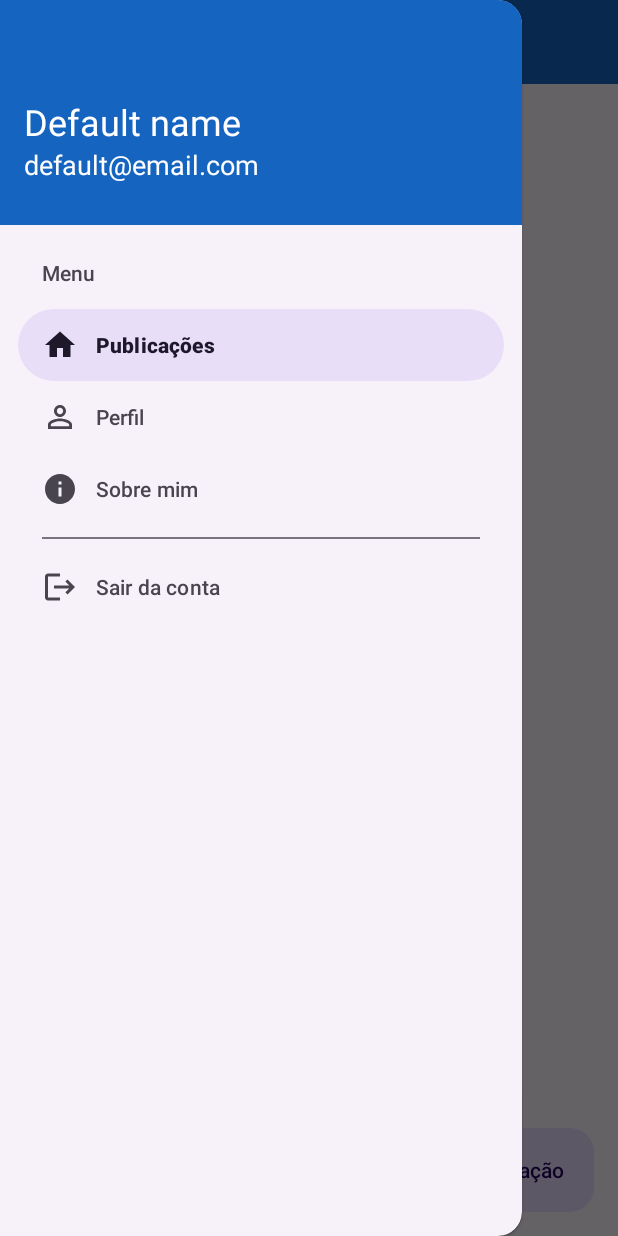
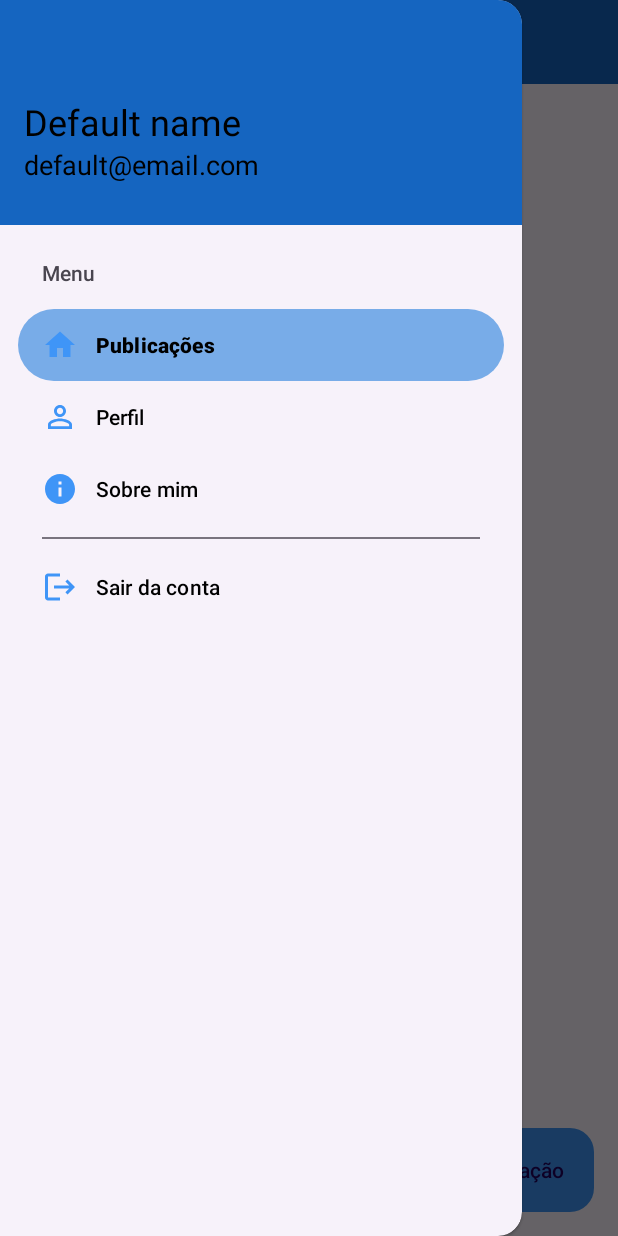
Before and after one commit to dgraca/Blog-Dam-App, an Android app: the MainActivity screen opened directly, with no data from a screen before it, with the side drawer open, on a phone screen of 412 x 824 dp. Run offline under Robolectric (Android 15) with nearby library versions, the phone set to English and light mode, and no system bars; 1 statement that could not run was skipped.

Commit message:
Colours adjusted for light and dark mode

```diff
--- a/app/src/main/java/com/danielgraca/blog_dam_app/ui/activity/AuthActivity.kt
+++ b/app/src/main/java/com/danielgraca/blog_dam_app/ui/activity/AuthActivity.kt
@@ -10,6 +10,7 @@ import android.view.View
 import android.widget.RelativeLayout
 import android.widget.TextView
 import android.widget.Toast
+import androidx.core.content.ContextCompat
 import androidx.core.widget.doBeforeTextChanged
 import com.danielgraca.blog_dam_app.R
 import com.danielgraca.blog_dam_app.model.data.LoginData
@@ -48,6 +49,9 @@ class AuthActivity : AppCompatActivity() {
     override fun onCreate(savedInstanceState: Bundle?) {
         super.onCreate(savedInstanceState)
         setContentView(R.layout.activity_auth)
+
+        // Set status bar color
+        window.statusBarColor = ContextCompat.getColor(this, R.color.toolbar)
 
         // Get references to UI elements
         btnAction = findViewById(R.id.btnAction)
--- a/app/src/main/java/com/danielgraca/blog_dam_app/ui/activity/MainActivity.kt
+++ b/app/src/main/java/com/danielgraca/blog_dam_app/ui/activity/MainActivity.kt
@@ -1,12 +1,16 @@
 package com.danielgraca.blog_dam_app.ui.activity
 
 import android.content.Intent
-import androidx.appcompat.app.AppCompatActivity
+import android.content.res.ColorStateList
+import android.content.res.Configuration
+import android.graphics.PorterDuff
 import android.os.Bundle
-import android.util.Log
+import android.view.Menu
 import android.widget.TextView
 import androidx.appcompat.app.ActionBarDrawerToggle
+import androidx.appcompat.app.AppCompatActivity
 import androidx.appcompat.widget.Toolbar
+import androidx.core.content.ContextCompat
 import androidx.core.view.GravityCompat
 import androidx.drawerlayout.widget.DrawerLayout
 import androidx.fragment.app.Fragment
@@ -43,6 +47,9 @@ class MainActivity : AppCompatActivity(), NavigationView.OnNavigationItemSelecte
 
         // Get reference to drawer layout
         drawerLayout = findViewById<DrawerLayout>(R.id.drawer_layout)
+
+        // Set status bar color
+        window.statusBarColor = ContextCompat.getColor(this, R.color.toolbar)
 
         // Initialize and set the toolbar
         val toolbar = findViewById<Toolbar>(R.id.toolbar)
--- a/app/src/main/res/layout/activity_main.xml
+++ b/app/src/main/res/layout/activity_main.xml
@@ -18,7 +18,7 @@
             android:id="@+id/toolbar"
             android:layout_width="match_parent"
             android:layout_height="56dp"
-            android:background="#1565C0" />
+            android:background="@color/toolbar" />
 
         <FrameLayout
             android:id="@+id/fragment_container"
@@ -33,6 +33,8 @@
         android:id="@+id/navigation_view"
         android:layout_gravity="start"
         app:headerLayout="@layout/navigation_header"
-        app:menu="@menu/navigation_drawer" />
+        app:menu="@menu/navigation_drawer"
+        app:itemIconTint="?android:attr/colorPrimary"
+        app:itemTextColor="?android:attr/textColorPrimary" />
 
 </androidx.drawerlayout.widget.DrawerLayout>
--- a/app/src/main/res/layout/fragment_about_me.xml
+++ b/app/src/main/res/layout/fragment_about_me.xml
@@ -1,5 +1,6 @@
 <LinearLayout
     xmlns:android="http://schemas.android.com/apk/res/android"
+    xmlns:app="http://schemas.android.com/apk/res-auto"
     xmlns:tools="http://schemas.android.com/tools"
     android:layout_width="match_parent"
     android:layout_height="match_parent"
@@ -14,7 +15,8 @@
         android:layout_width="180dp"
         android:layout_height="180dp"
         android:src="@drawable/daniel"
-        android:scaleType="centerCrop" />
+        android:scaleType="centerCrop"
+        app:tint="@android:color/transparent" />
 
     <TextView
         android:id="@+id/authorNameTextView"
--- a/app/src/main/res/layout/fragment_post_detail.xml
+++ b/app/src/main/res/layout/fragment_post_detail.xml
@@ -1,6 +1,7 @@
 <?xml version="1.0" encoding="utf-8"?>
 <RelativeLayout
     xmlns:android="http://schemas.android.com/apk/res/android"
+    xmlns:app="http://schemas.android.com/apk/res-auto"
     android:layout_width="match_parent"
     android:layout_height="wrap_content">
 
@@ -23,7 +24,7 @@
                 android:layout_height="194dp"
                 android:scaleType="centerCrop"
                 android:contentDescription="@string/post_image_description"
-                />
+                app:tint="@android:color/transparent" />
 
             <ScrollView
                 android:layout_width="match_parent"
--- a/app/src/main/res/layout/fragment_post_form.xml
+++ b/app/src/main/res/layout/fragment_post_form.xml
@@ -84,7 +84,8 @@
             android:layout_height="200dp"
             android:layout_below="@id/btnSendForm"
             android:layout_marginTop="16dp"
-            android:scaleType="centerCrop" />
+            android:scaleType="centerCrop"
+            app:tint="@android:color/transparent" />
 
     </RelativeLayout>
 
--- a/app/src/main/res/layout/fragment_posts.xml
+++ b/app/src/main/res/layout/fragment_posts.xml
@@ -23,7 +23,8 @@
             android:layout_marginBottom="16dp"
             android:layout_marginEnd="16dp"
             android:text="@string/post_create"
-            app:icon="@drawable/baseline_add_24" />
+            app:icon="@drawable/baseline_add_24"
+            app:backgroundTint="?attr/colorAccent" />
     </RelativeLayout>
 
     <!--  Spinner Overlay   -->
--- a/app/src/main/res/layout/fragment_user.xml
+++ b/app/src/main/res/layout/fragment_user.xml
@@ -94,7 +94,8 @@
             android:layout_alignParentBottom="true"
             android:layout_alignParentEnd="true"
             android:text="@string/edit_delete_action"
-            app:icon="@drawable/baseline_delete_outline_24" />
+            app:icon="@drawable/baseline_delete_outline_24"
+            app:backgroundTint="?attr/colorAccent" />
     </RelativeLayout>
 
     <!--  Spinner Overlay   -->
--- a/app/src/main/res/layout/navigation_header.xml
+++ b/app/src/main/res/layout/navigation_header.xml
@@ -2,7 +2,7 @@
 <LinearLayout xmlns:android="http://schemas.android.com/apk/res/android"
     android:layout_width="match_parent"
     android:layout_height="150dp"
-    android:background="#1565C0"
+    android:background="@color/toolbar"
     android:gravity="bottom"
     android:orientation="vertical"
     android:padding="16dp">
@@ -14,15 +14,15 @@
         android:layout_height="wrap_content"
         android:text="@string/navigation_username"
         android:textSize="24sp"
-        android:textColor="#fff" />
+        android:textColor="?android:attr/textColorPrimary" />
     <TextView
         android:id="@+id/tvUserEmail"
         android:layout_width="match_parent"
         android:layout_height="wrap_content"
         android:text="@string/navigation_email"
         android:textSize="18sp"
-        android:textColor="#fff"
-        android:layout_marginBottom="12dp"/>
+        android:layout_marginBottom="12dp"
+        android:textColor="?android:attr/textColorPrimary" />
 
 
 </LinearLayout>
--- a/app/src/main/res/layout/post.xml
+++ b/app/src/main/res/layout/post.xml
@@ -1,6 +1,7 @@
 <?xml version="1.0" encoding="utf-8"?>
 <com.google.android.material.card.MaterialCardView
     xmlns:android="http://schemas.android.com/apk/res/android"
+    xmlns:app="http://schemas.android.com/apk/res-auto"
     android:id="@+id/post_card"
     android:layout_width="match_parent"
     android:layout_height="wrap_content"
@@ -18,7 +19,7 @@
             android:layout_height="194dp"
             android:scaleType="centerCrop"
             android:contentDescription="@string/post_image_description"
-            />
+            app:tint="@android:color/transparent" />
 
         <LinearLayout
             android:layout_width="match_parent"
--- a/app/src/main/res/menu/navigation_drawer.xml
+++ b/app/src/main/res/menu/navigation_drawer.xml
@@ -7,17 +7,19 @@
 -->
 <menu xmlns:android="http://schemas.android.com/apk/res/android"
     xmlns:tools="http://schemas.android.com/tools"
+    xmlns:app="http://schemas.android.com/apk/res-auto"
     tools:showIn="navigation_view">
 
     <item
         android:id="@+id/main_item"
-        android:title="@string/subheader_title">
+        android:title="@string/subheader_title" >
         <menu>
             <item
                 android:id="@+id/navigation_home"
                 android:icon="@drawable/baseline_home_24"
                 android:title="@string/home_page"
-                android:checkable="true"/>
+                android:checkable="true"
+                app:itemIconTint="?android:attr/colorPrimary" />
             <item
                 android:id="@+id/navigation_user"
                 android:icon="@drawable/baseline_person_outline_24"
--- a/app/src/main/res/menu/toolbar_menu.xml
+++ b/app/src/main/res/menu/toolbar_menu.xml
@@ -5,7 +5,6 @@
         android:id="@+id/toolbar_action_edit"
         android:icon="@drawable/baseline_edit_24"
         app:showAsAction="ifRoom"
-        android:tint="@color/white"
         android:title="@string/toolbar_edit"
         android:visible="false"/>
 
@@ -13,7 +12,6 @@
         android:id="@+id/toolbar_action_delete"
         android:icon="@drawable/baseline_delete_outline_24"
         app:showAsAction="ifRoom"
-        android:tint="@color/white"
         android:title="@string/toolbar_delete"
         android:visible="false"/>
 </menu>
--- a/app/src/main/res/values-night/themes.xml
+++ b/app/src/main/res/values-night/themes.xml
@@ -1,7 +1,16 @@
 <resources xmlns:tools="http://schemas.android.com/tools">
     <!-- Base application theme. -->
     <style name="Base.Theme.BlogDamApp" parent="Theme.Material3.DayNight.NoActionBar">
-        <!-- Customize your dark theme here. -->
-        <!-- <item name="colorPrimary">@color/my_dark_primary</item> -->
+        <item name="colorPrimary">@color/my_dark_primary</item>
+        <item name="colorPrimaryVariant">@color/my_dark_primary_variant</item>
+        <item name="colorError">@color/my_dark_error</item>
+        <item name="android:textColorPrimary">@color/my_dark_text_primary</item>
+        <item name="android:textColor">@color/my_dark_text_primary</item>
+        <item name="android:tint">@color/my_dark_text_primary</item>
+        <item name="android:colorAccent">@color/my_dark_primary</item>
+        <item name="colorAccent">@color/my_dark_primary</item>
+        <item name="colorSecondaryContainer">@color/my_dark_secondary</item>
+        <item name="colorPrimaryContainer">@color/my_dark_text_primary</item>
+        <item name="colorOnSurface">@color/my_dark_text_primary</item>
     </style>
 </resources>
--- a/app/src/main/res/values/colors.xml
+++ b/app/src/main/res/values/colors.xml
@@ -2,4 +2,22 @@
 <resources>
     <color name="black">#FF000000</color>
     <color name="white">#FFFFFFFF</color>
+    <color name="toolbar">#1565C0</color>
+
+    <!--  light mode  -->
+    <color name="my_light_primary">#3F95F7</color>
+    <color name="my_light_primary_variant">#1B65CC</color>
+    <color name="my_light_secondary">#78ACE8</color>
+    <color name="my_light_error">#B00020</color>
+    <color name="my_light_text_primary">#000000</color>
+    <color name="my_light_icon_tint">#3F95F7</color>
+
+
+    <!--  dark mode  -->
+    <color name="my_dark_primary">#1565C0</color>
+    <color name="my_dark_primary_variant">#003c8f</color>
+    <color name="my_dark_secondary">#518FD6</color>
+    <color name="my_dark_error">#CF6679</color>
+    <color name="my_dark_text_primary">#FFFFFF</color>
+    <color name="my_dark_icon_tint">#1565C0</color>
 </resources>
--- a/app/src/main/res/values/themes.xml
+++ b/app/src/main/res/values/themes.xml
@@ -1,8 +1,16 @@
 <resources xmlns:tools="http://schemas.android.com/tools">
     <!-- Base application theme. -->
     <style name="Base.Theme.BlogDamApp" parent="Theme.Material3.DayNight.NoActionBar">
-        <!-- Customize your light theme here. -->
-        <!-- <item name="colorPrimary">@color/my_light_primary</item> -->
+        <item name="colorPrimary">@color/my_light_primary</item>
+        <item name="colorPrimaryVariant">@color/my_light_primary_variant</item>
+        <item name="colorError">@color/my_light_error</item>
+        <item name="android:textColorPrimary">@color/my_light_text_primary</item>
+        <item name="android:textColor">@color/my_light_text_primary</item>
+        <item name="android:tint">@color/my_light_text_primary</item>
+        <item name="colorAccent">@color/my_light_primary</item>
+        <item name="colorSecondaryContainer">@color/my_light_secondary</item>
+        <item name="colorPrimaryContainer">@color/my_light_text_primary</item>
+        <item name="colorOnSurface">@color/my_light_text_primary</item>
     </style>
 
     <style name="Theme.BlogDamApp" parent="Base.Theme.BlogDamApp" />
```
